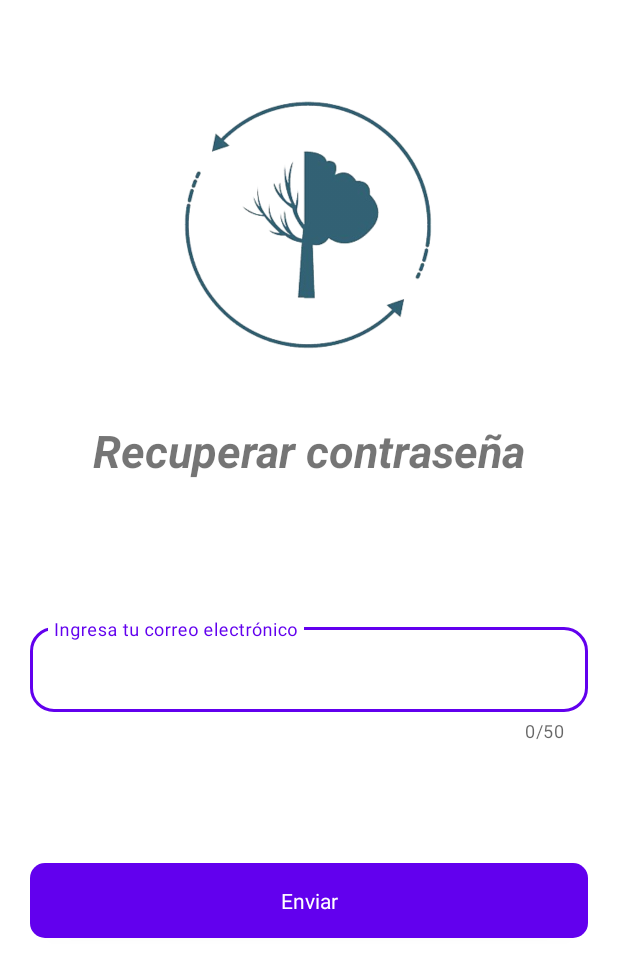
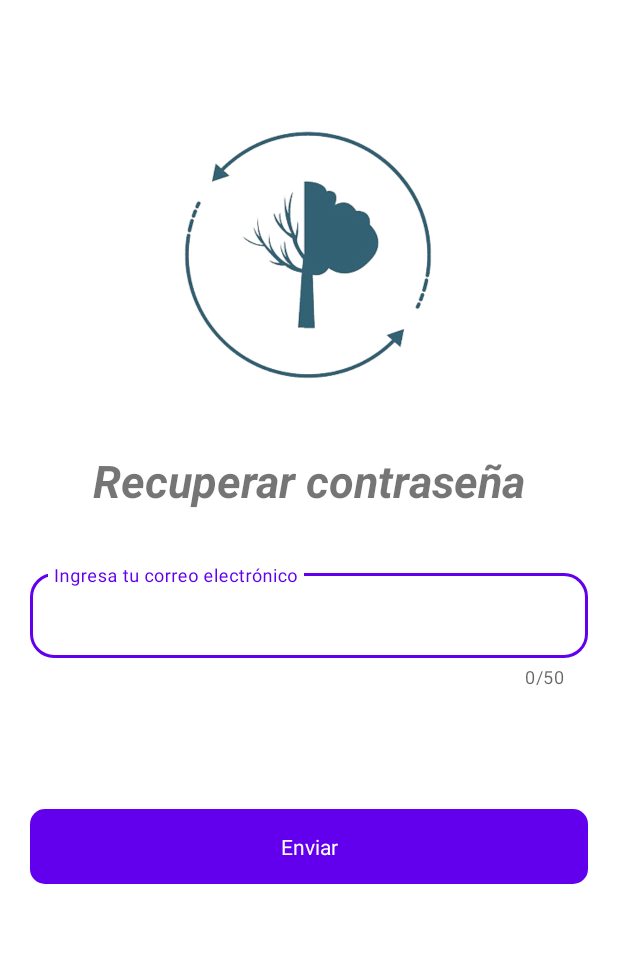
Before and after one commit to yandres24/Unal_ReforAccion_YAML, an Android app: the ForgotPasswordActivity screen opened directly, with no data from a screen before it, on a phone screen of 412 x 824 dp. Shown: the top 977 px of the screen. Run offline under Robolectric (Android 15) with nearby library versions, the phone set to English and light mode, and no system bars.

Commit message:
scroll view all changes

```diff
--- a/app/src/main/res/layout/activity_add_user.xml
+++ b/app/src/main/res/layout/activity_add_user.xml
@@ -1,10 +1,13 @@
 <?xml version="1.0" encoding="utf-8"?>
+<ScrollView xmlns:android="http://schemas.android.com/apk/res/android"
+    style="@style/Theme.Unal_ReforAccion_YAML.ScrollViewContent">
     <androidx.constraintlayout.widget.ConstraintLayout xmlns:android="http://schemas.android.com/apk/res/android"
         xmlns:app="http://schemas.android.com/apk/res-auto"
         xmlns:tools="http://schemas.android.com/tools"
         android:layout_width="match_parent"
         android:layout_height="match_parent"
-    android:background="@drawable/add_user"
+        android:background="@drawable/background_app"
         tools:context=".ui.AddUserActivity">
 
     </androidx.constraintlayout.widget.ConstraintLayout>
+</ScrollView>
--- a/app/src/main/res/layout/activity_forgot_password.xml
+++ b/app/src/main/res/layout/activity_forgot_password.xml
@@ -1,4 +1,7 @@
 <?xml version="1.0" encoding="utf-8"?>
+<ScrollView xmlns:android="http://schemas.android.com/apk/res/android"
+    style="@style/Theme.Unal_ReforAccion_YAML.ScrollViewContent">
+
     <androidx.constraintlayout.widget.ConstraintLayout xmlns:android="http://schemas.android.com/apk/res/android"
         xmlns:app="http://schemas.android.com/apk/res-auto"
         xmlns:tools="http://schemas.android.com/tools"
@@ -51,3 +54,4 @@
             app:layout_constraintTop_toBottomOf="@+id/lytEmail" />
 
     </androidx.constraintlayout.widget.ConstraintLayout>
+</ScrollView>
--- a/app/src/main/res/layout/activity_register.xml
+++ b/app/src/main/res/layout/activity_register.xml
@@ -1,9 +1,12 @@
 <?xml version="1.0" encoding="utf-8"?>
+<ScrollView xmlns:android="http://schemas.android.com/apk/res/android"
+    style="@style/Theme.Unal_ReforAccion_YAML.ScrollViewContent">
     <androidx.constraintlayout.widget.ConstraintLayout xmlns:android="http://schemas.android.com/apk/res/android"
         xmlns:app="http://schemas.android.com/apk/res-auto"
         xmlns:tools="http://schemas.android.com/tools"
         android:layout_width="match_parent"
         android:layout_height="match_parent"
+        android:background="@drawable/background_app"
         tools:context=".ui.RegisterActivity">
 
         <include android:id="@+id/imageView" layout="@layout/image_principal_app"/>
@@ -40,3 +43,4 @@
             app:layout_constraintTop_toBottomOf="@+id/btnNewUser" />
 
     </androidx.constraintlayout.widget.ConstraintLayout>
+</ScrollView>
--- a/app/src/main/res/values/themes.xml
+++ b/app/src/main/res/values/themes.xml
@@ -75,4 +75,12 @@
         <item name="android:layout_height">60dp</item>
         <item name="android:background">@android:color/darker_gray</item>
     </style>
+
+    <style name="Theme.Unal_ReforAccion_YAML.ScrollViewContent">
+        <item name="android:layout_width">match_parent</item>
+        <item name="android:layout_height">match_parent</item>
+        <item name="android:paddingBottom">50dp</item>
+        <item name="android:paddingTop">20dp</item>
+        <item name="android:fillViewport">false</item>
+    </style>
 </resources>
```
Also changed, not shown: app/src/main/res/layout/activity_add_tree_planting.xml (+9 -0 lines), app/src/main/res/layout/activity_challenge.xml (+9 -0 lines), app/src/main/res/layout/activity_home.xml (+10 -0 lines), app/src/main/res/layout/activity_login.xml (+6 -2 lines), app/src/main/res/layout/activity_maps.xml (+9 -0 lines), app/src/main/res/layout/activity_statistics.xml (+9 -0 lines), app/src/main/res/layout/activity_tips.xml (+9 -0 lines). Lines whose indentation alone changed are shown as unchanged.
